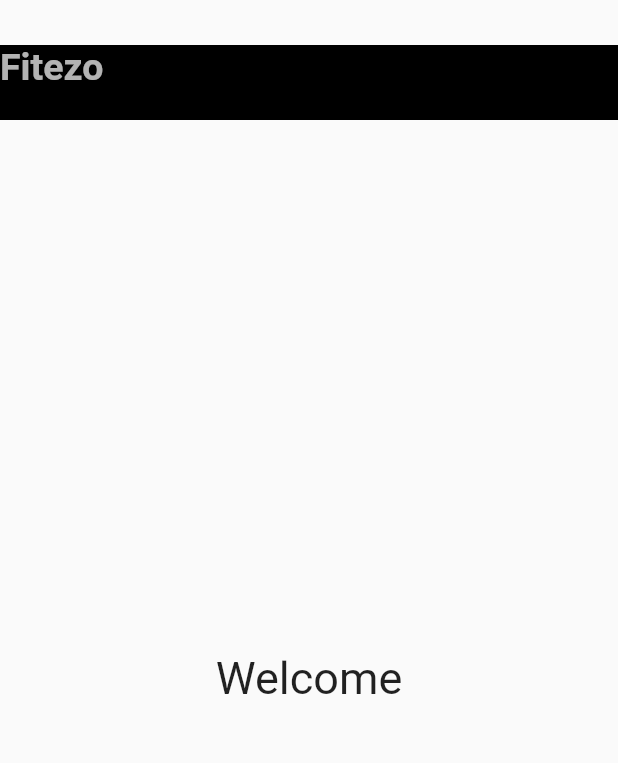
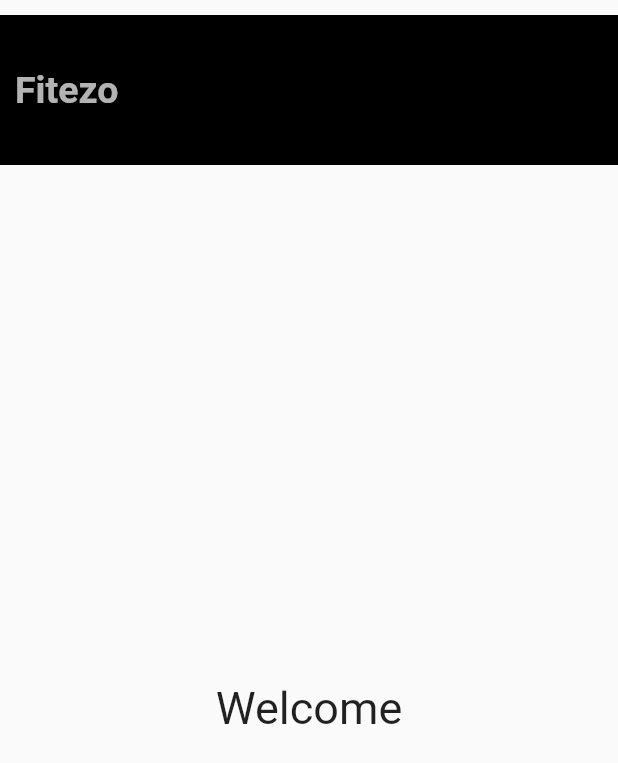
Before and after one commit to opencodeiiita/Fitezo, a Flutter app: the screen it shows after launch, on a phone screen of 412 x 824 dp. Shown: the top 763 px of the screen. Run offline on Flutter 3.47's test engine with Material 2 defaults, Android fonts, the phone set to English and light mode, and no system bars.

Commit message:
second commit

```diff
--- a/lib/main.dart
+++ b/lib/main.dart
@@ -1,7 +1,6 @@
 import 'package:flutter/material.dart';
 
-
-void main(){
+void main() {
   runApp(myApp());
 }
 
@@ -15,7 +14,9 @@ class myApp extends StatefulWidget {
 class _myAppState extends State<myApp> {
   @override
   Widget build(BuildContext context) {
+
     return MaterialApp(
+
       debugShowCheckedModeBanner: false,
       home: SafeArea(
         child: Scaffold(
@@ -23,11 +24,20 @@ class _myAppState extends State<myApp> {
           crossAxisAlignment: CrossAxisAlignment.stretch,
           children: <Widget>[
             Container(
-                margin: const EdgeInsets.only(top: 30.0),
+              width: double.infinity,
+              height: 100.0,
               color: Colors.black,
-                child: const SizedBox(
-                  height: 50.0,
-                  child: Text('Fitezo', style: TextStyle(fontSize: 25,color: Colors.white70 , fontWeight: FontWeight.bold) ),
+              margin: const EdgeInsets.symmetric(vertical: 10.0),
+              padding: const EdgeInsets.symmetric(horizontal: 10.0),
+              child: Row(
+                // ignore: prefer_const_literals_to_create_immutables
+                children: <Widget>[
+                  const Text('Fitezo',
+                        style: TextStyle(
+                            fontSize: 25,
+                            color: Colors.white70,
+                            fontWeight: FontWeight.bold)),
+                ],
               ),
             ),
             Expanded(
@@ -36,13 +46,14 @@ class _myAppState extends State<myApp> {
                 width: double.infinity,
                 height: 500,
                 child: const Center(
-                   child: Text("Welcome",style: TextStyle(fontSize: 30),)
-                  ),
+                    child: Text(
+                  "Welcome",
+                  style: TextStyle(fontSize: 30),
+                )),
               ),
             ),
           ],
-          )
-        ),
+        )),
       ),
     );
   }
```
Lines whose indentation alone changed are shown as unchanged.
